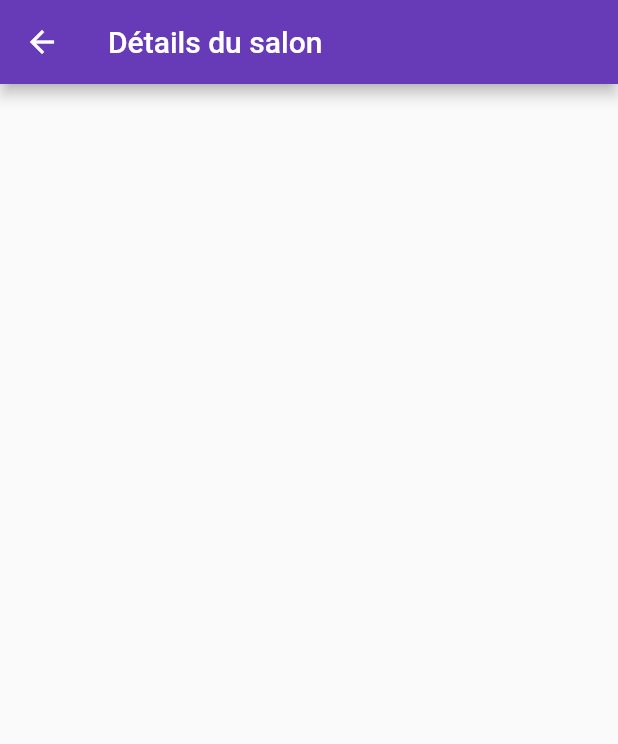
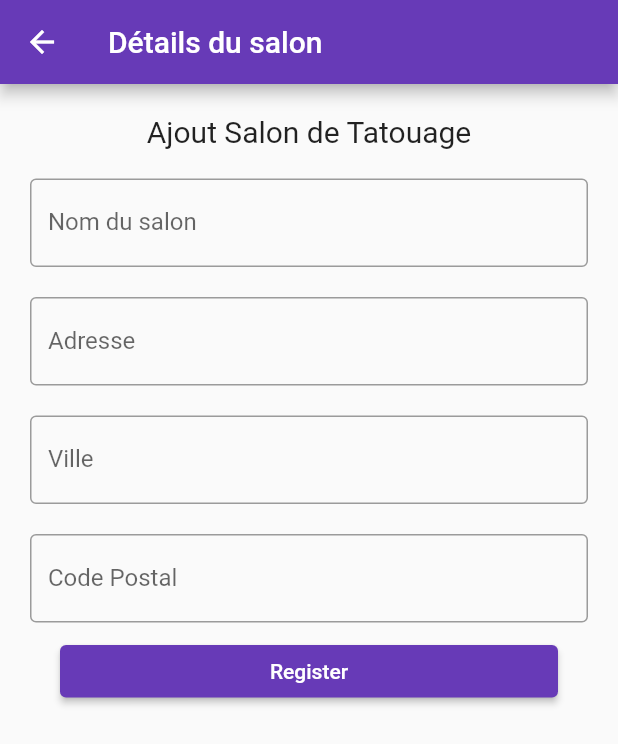
Before and after one commit to WoodY674/IdeaInker_App_CodingFactory, a Flutter app: the AddShop screen opened directly, on a phone screen of 412 x 824 dp. Shown: the top 744 px of the screen. Run offline on Flutter 3.47's test engine with Material 2 defaults, Android fonts, the phone set to English and light mode, and no system bars; drawn by our look-alikes of streaming_shared_preferences; our stand-ins replace convex_bottom_bar, fluttertoast, google_maps_flutter; missing offline and left inert: geocode, shared_preferences_web; network calls fail.

```diff
--- /dev/null
+++ b/lib/Classes/Salon.dart
@@ -0,0 +1,28 @@
+class Salon{
+
+  late int? id;
+  late int? manager_id;
+  late int? salon_image_id;
+  late String address;
+  late String zip_code;
+  late String city;
+  late String created_at;
+  late String? updated_at;
+  late String? deleted_at;
+  late String name;
+  late String? coordinateStore;
+
+  Salon(Map map){
+    id = map["id"];
+    manager_id = map["manager"];
+    salon_image_id = map["salonimage"];
+    address = map["address"];
+    zip_code = map["zipCode"];
+    city = map["city"];
+    created_at = map["createdAt"];
+    updated_at = map["updatedAt"];
+    deleted_at = map["deletedAt"];
+    name = map["name"];
+    coordinateStore = map["coordinateStore"];
+  }
+}
--- a/lib/Pages/addShop.dart
+++ b/lib/Pages/addShop.dart
@@ -1,8 +1,10 @@
 import 'dart:convert';
 import 'dart:developer';
 import 'package:fluttertoast/fluttertoast.dart';
+import 'package:geocode/geocode.dart';
 import 'package:http/http.dart' as http;
 import 'package:flutter/material.dart';
+import 'package:thebestatoo/Classes/Salon.dart';
 
 class AddShop extends StatefulWidget {
   static String route = 'addShop';
@@ -13,6 +15,11 @@ class AddShop extends StatefulWidget {
 }
 
 class _AddShop extends State<AddShop> {
+  TextEditingController nameController = TextEditingController();
+  TextEditingController addressController = TextEditingController();
+  TextEditingController cityController = TextEditingController();
+  TextEditingController zipCodeController = TextEditingController();
+  late Salon salon;
 
   @override
   Widget build(BuildContext context) {
@@ -25,7 +32,7 @@ class _AddShop extends State<AddShop> {
         padding: const EdgeInsets.all(10),
         child: ListView(
           children: <Widget>[
-            /*Container(
+            Container(
                 alignment: Alignment.center,
                 padding: const EdgeInsets.all(10),
                 child: const Text(
@@ -37,10 +44,10 @@ class _AddShop extends State<AddShop> {
               padding: const EdgeInsets.all(10),
               child: Center(
                 child: TextField(
-                  controller: firstNameController,
+                  controller: nameController,
                   decoration: const InputDecoration(
                     border: OutlineInputBorder(),
-                    labelText: '',
+                    labelText: 'Nom du salon',
                   ),
                 ),
               ),
@@ -48,31 +55,30 @@ class _AddShop extends State<AddShop> {
             Container(
               padding: const EdgeInsets.all(10),
               child: TextField(
-                controller: lastNameController,
+                controller: addressController,
                 decoration: const InputDecoration(
                   border: OutlineInputBorder(),
-                  labelText: 'Last Name',
+                  labelText: 'Adresse',
                 ),
               ),
             ),
             Container(
               padding: const EdgeInsets.all(10),
               child: TextField(
-                controller: emailController,
+                controller: cityController,
                 decoration: const InputDecoration(
                   border: OutlineInputBorder(),
-                  labelText: 'E-mail',
+                  labelText: 'Ville',
                 ),
               ),
             ),
             Container(
               padding: const EdgeInsets.fromLTRB(10, 10, 10, 0),
               child: TextField(
-                obscureText: true,
-                controller: passwordController,
+                controller: zipCodeController,
                 decoration: const InputDecoration(
                   border: OutlineInputBorder(),
-                  labelText: 'Password',
+                  labelText: 'Code Postal',
                 ),
               ),
             ),
@@ -82,39 +88,66 @@ class _AddShop extends State<AddShop> {
                 child: ElevatedButton(
                   child: const Text('Register'),
                   onPressed: () {
-                    createAccount(firstNameController.text, lastNameController.text,emailController.text,passwordController.text);
+                    addShop(nameController.text, addressController.text,cityController.text,zipCodeController.text);
                   },
                   style: ButtonStyle(
                       backgroundColor: MaterialStateProperty.all(Colors.deepPurple)
                   ),
                 )
-            ),*/
+            ),
           ],
         ),
       ),
     );
   }
-  Future<void> createAccount(String firstName, String lastName, String email, String password) async {
+  Future<void> addShop(String name, String address, String city, String zipCode) async {
     final now = DateTime.now();
-    final response = await http.post(
-      Uri.parse('http://k7-stories.com/api/register'),
+    final responseSalon = await http.post(
+      Uri.parse('http://k7-stories.com/api/salons'),
       headers: <String, String>{
         'Content-Type': 'application/json; charset=UTF-8',
       },
       body: jsonEncode(<String, String>{
-        'email': email,
-        'password': password,
-        'lastName': lastName,
-        'firstName': firstName,
+        'address': address,
+        'zipCode': zipCode,
+        'city': city,
         'createdAt': now.toString(),
+        'name': name,
       }),
     );
 
-    if (response.statusCode == 200) {
+    if (responseSalon.statusCode == 201) {
       // If the server did return a 201 CREATED response,
       // then parse the JSON.
+      log("salon creer");
+      Map map = json.decode(responseSalon.body);
+      setState(() {
+        salon = Salon(map);
+      });
+      GeoCode geoCode = GeoCode();
+      final query = salon.address + ", " + salon.city + ", " + salon.zip_code;
+      try {
+        Coordinates coordinates = await geoCode.forwardGeocoding(address: query);
+        if(coordinates.latitude != null && coordinates.longitude != null){
+          final responseCoordinate = await http.post(
+            Uri.parse('http://k7-stories.com/api/coordinate_stores'),
+            headers: <String, String>{
+              'Content-Type': 'application/json; charset=UTF-8',
+            },
+            body: jsonEncode(<String, String>{
+              'company': salon.name,
+              'latitude':coordinates.latitude.toString(),
+              'longitude':coordinates.longitude.toString(),
+              'salon': '/salons/' + salon.id.toString(),
+            }),
+          );
+          if (responseCoordinate.statusCode == 201) {
+            // If the server did return a 201 CREATED response,
+            // then parse the JSON.
+            log("coordinates creer");
+
             Fluttertoast.showToast(
-          msg: "Account created with Success!",
+                msg: "Coordinates added with Success!",
                 toastLength: Toast.LENGTH_SHORT,
                 gravity: ToastGravity.BOTTOM,
                 timeInSecForIosWeb: 1,
@@ -123,11 +156,36 @@ class _AddShop extends State<AddShop> {
                 fontSize: 16.0
             );
             Navigator.pop(context);
+          }else {
+            // If the server did not return a 201 CREATED response,
+            // then throw an exception.
+            Fluttertoast.showToast(
+                msg: "Failed Add Coordinates",
+                toastLength: Toast.LENGTH_SHORT,
+                gravity: ToastGravity.BOTTOM,
+                timeInSecForIosWeb: 1,
+                backgroundColor: Colors.red,
+                textColor: Colors.white,
+                fontSize: 16.0
+            );
+          }
+        }
+      } catch (e) {
+        Fluttertoast.showToast(
+            msg: "Failed Add Coordinates",
+            toastLength: Toast.LENGTH_SHORT,
+            gravity: ToastGravity.BOTTOM,
+            timeInSecForIosWeb: 1,
+            backgroundColor: Colors.red,
+            textColor: Colors.white,
+            fontSize: 16.0
+        );
+      }
     } else {
       // If the server did not return a 201 CREATED response,
       // then throw an exception.
       Fluttertoast.showToast(
-          msg: "Failed Create Account",
+          msg: "Failed Add Shop",
           toastLength: Toast.LENGTH_SHORT,
           gravity: ToastGravity.BOTTOM,
           timeInSecForIosWeb: 1,
--- a/lib/Pages/profil.dart
+++ b/lib/Pages/profil.dart
@@ -1,4 +1,5 @@
 import 'dart:convert';
+import 'dart:developer';
 import 'package:http/http.dart' as http;
 import 'package:flutter/material.dart';
 import 'package:fluttertoast/fluttertoast.dart';
--- a/pubspec.yaml
+++ b/pubspec.yaml
@@ -43,6 +43,7 @@ dependencies:
   # Use with the CupertinoIcons class for iOS style icons.
   cupertino_icons: ^1.0.2
   streaming_shared_preferences: ^2.0.0
+  geocode: ^1.0.1
 
 dev_dependencies:
   flutter_test:
```
Also changed, not shown: pubspec.lock. Lines whose indentation alone changed are shown as unchanged.
